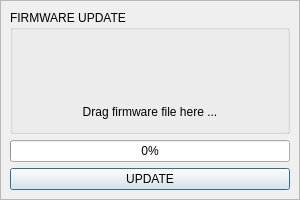
Above: software/USB_Relay/fw_update_dialog.ui from roma-jam/usb_switcher before the change. Below: the same form after it.
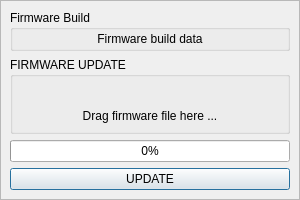
That is the form after the change. Icons and pictures are not drawn.

Commit message: Firmware + Fix flash update function. + Fix timeout settings. + Add HID request for get build value for firmware update. Software + Add HID report for build value get from device. + Add 0.0.5b binary file.

The edit to the form file:
```diff
--- a/software/USB_Relay/fw_update_dialog.ui
+++ b/software/USB_Relay/fw_update_dialog.ui
@@ -54,6 +54,40 @@
       <enum>QFrame::Raised</enum>
      </property>
      <layout class="QVBoxLayout" name="verticalLayout_2">
+      <item>
+       <widget class="QGroupBox" name="groupBox_2">
+        <property name="title">
+         <string>Firmware Build</string>
+        </property>
+        <layout class="QVBoxLayout" name="verticalLayout_4">
+         <property name="spacing">
+          <number>2</number>
+         </property>
+         <property name="leftMargin">
+          <number>2</number>
+         </property>
+         <property name="topMargin">
+          <number>2</number>
+         </property>
+         <property name="rightMargin">
+          <number>2</number>
+         </property>
+         <property name="bottomMargin">
+          <number>2</number>
+         </property>
+         <item>
+          <widget class="QLabel" name="label_fw_build">
+           <property name="text">
+            <string>Firmware build data</string>
+           </property>
+           <property name="alignment">
+            <set>Qt::AlignCenter</set>
+           </property>
+          </widget>
+         </item>
+        </layout>
+       </widget>
+      </item>
       <item>
        <widget class="QGroupBox" name="groupBox">
         <property name="title">
```
The commit also changes 14 other files.
